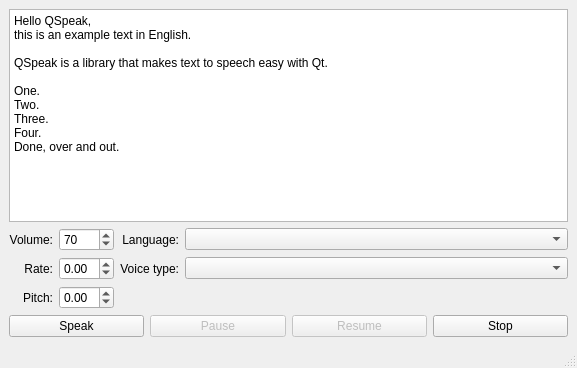
First picture: the form in examples/widgets/hello_speak/mainwindow.ui, repository qt/qtspeech, before the edit.
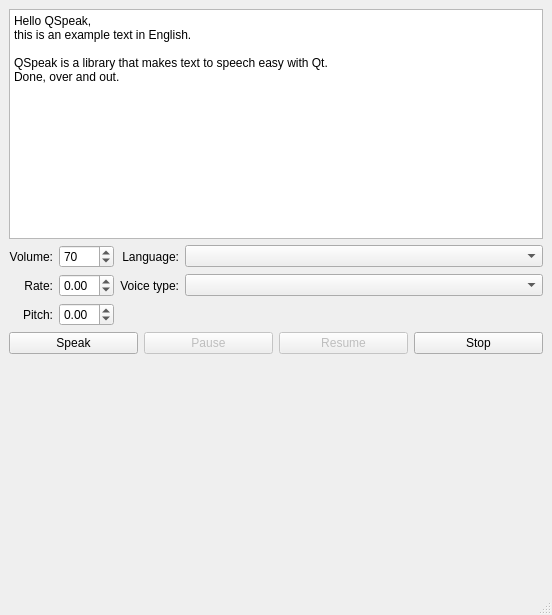
Second picture: the form after the edit.

Commit message:
Make example fit smaller device screens
On iPods it's otherwise impossible to press the buttons.

```diff
--- a/examples/widgets/hello_speak/mainwindow.ui
+++ b/examples/widgets/hello_speak/mainwindow.ui
@@ -6,8 +6,8 @@
    <rect>
     <x>0</x>
     <y>0</y>
-    <width>577</width>
-    <height>368</height>
+    <width>552</width>
+    <height>615</height>
    </rect>
   </property>
   <property name="windowTitle">
@@ -17,16 +17,17 @@
    <layout class="QVBoxLayout" name="verticalLayout">
     <item>
      <widget class="QPlainTextEdit" name="plainTextEdit">
+      <property name="sizePolicy">
+       <sizepolicy hsizetype="Expanding" vsizetype="Expanding">
+        <horstretch>0</horstretch>
+        <verstretch>0</verstretch>
+       </sizepolicy>
+      </property>
       <property name="plainText">
        <string>Hello QSpeak,
 this is an example text in English.
 
 QSpeak is a library that makes text to speech easy with Qt.
-
-One.
-Two.
-Three.
-Four.
 Done, over and out.</string>
       </property>
      </widget>
@@ -193,6 +194,19 @@
       </item>
      </layout>
     </item>
+    <item>
+     <spacer name="verticalSpacer">
+      <property name="orientation">
+       <enum>Qt::Vertical</enum>
+      </property>
+      <property name="sizeHint" stdset="0">
+       <size>
+        <width>20</width>
+        <height>40</height>
+       </size>
+      </property>
+     </spacer>
+    </item>
    </layout>
   </widget>
   <widget class="QStatusBar" name="statusbar"/>
```
